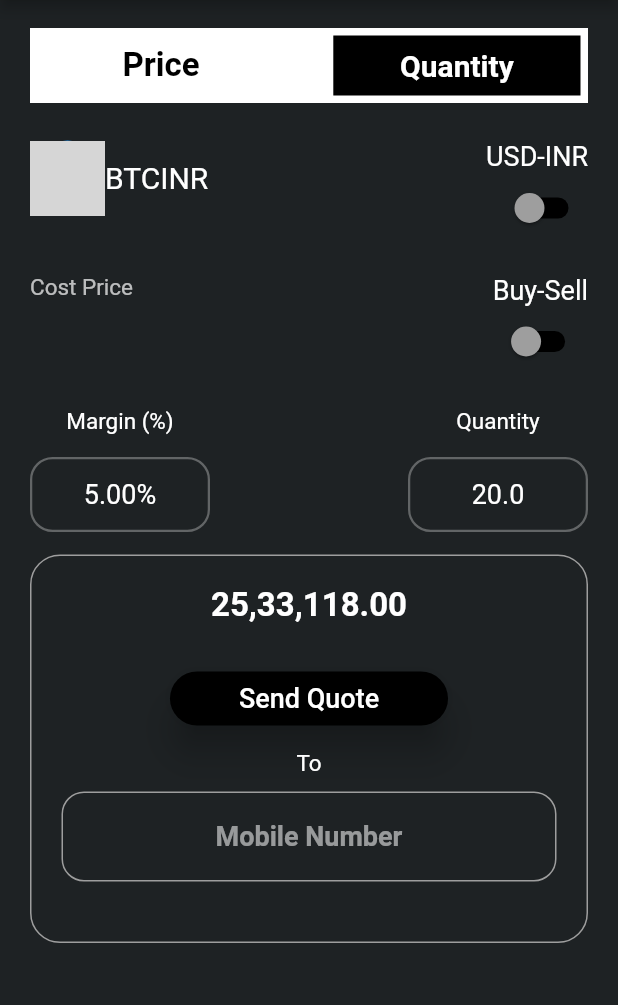
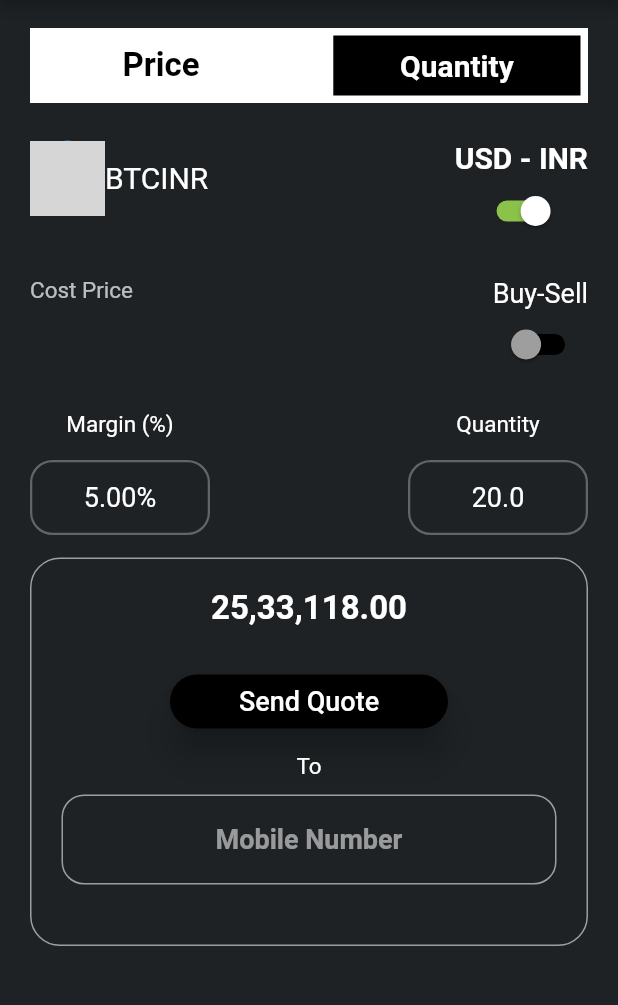
Before and after one commit to dhruvd0/cvault, a Flutter app: the Quote screen opened directly, on a phone screen of 412 x 824 dp, the part 86-1091 px from its top. Run offline on Flutter 3.47's test engine with Material 2 defaults, Android fonts, the phone set to English and light mode, and no system bars; our stand-ins replace dropdown_button2, equatable, firebase_auth, firebase_core, font_awesome_flutter, google_fonts and 3 more; missing offline and left inert: regexed_validator; accounts and stored records are empty; network calls fail; Roboto replaces fonts that are missing (Poppins); grey boxes are pictures that could not be loaded.

```diff
--- a/lib/Screens/quote.dart
+++ b/lib/Screens/quote.dart
@@ -1,5 +1,6 @@
 import 'package:cvault/Screens/Setting.dart';
 import 'package:cvault/providers/home_provider.dart';
+import 'package:cvault/widgets/usd_inr_toggle.dart';
 import 'package:flutter/material.dart';
 import 'package:provider/provider.dart';
 
@@ -147,27 +148,7 @@ class _QuoteState extends State<Quote> {
                         },
                       ),
                     ),
-                    Column(
-                      crossAxisAlignment: CrossAxisAlignment.end,
-                      children: [
-                        const Text(
-                          "USD-INR",
-                          style: TextStyle(color: Colors.white, fontSize: 18),
-                        ),
-                        Switch(
-                          activeColor: Colors.green,
-                          activeTrackColor: Colors.lightGreen,
-                          inactiveThumbColor: Colors.grey,
-                          inactiveTrackColor: Colors.black,
-                          value: toggle,
-                          onChanged: (value) {
-                            setState(() {
-                              toggle = value;
-                            });
-                          },
-                        ),
-                      ],
-                    ),
+                    USDToINRToggle(),
                   ],
                 ),
                 const SizedBox(
--- a/lib/Screens/transactions/widgets/transaction_tile.dart
+++ b/lib/Screens/transactions/widgets/transaction_tile.dart
@@ -29,7 +29,7 @@ class TransactionTile extends StatelessWidget {
                   crossAxisAlignment: CrossAxisAlignment.start,
                   children: [
                     Text(
-                      transaction.customer,
+                      transaction.customer.firstName,
                       style: const TextStyle(
                         color: Colors.white,
                         fontSize: 12,
--- a/lib/main.dart
+++ b/lib/main.dart
@@ -10,6 +10,7 @@ import 'package:cvault/firebase_options.dart';
 import 'package:cvault/home_page.dart';
 import 'package:cvault/providers/home_provider.dart';
 import 'package:cvault/providers/dealers_provider.dart';
+import 'package:cvault/providers/quote_provider.dart';
 import 'package:cvault/util/sharedPreferences/keys.dart';
 import 'package:cvault/providers/transactions_provider.dart';
 import 'package:firebase_auth/firebase_auth.dart';
@@ -33,6 +34,10 @@ Future<void> main() async {
         ChangeNotifierProvider(
           lazy: false,
           create: (context) => ProfileChangeNotifier(),
+        ),
+        ChangeNotifierProvider(
+          lazy: false,
+          create: (context) => QuoteProvider(),
         ),
         ChangeNotifierProvider.value(value: DealersProvider()),
         ChangeNotifierProvider.value(value: TransactionsProvider()),
--- a/lib/models/profile_models/profile.dart
+++ b/lib/models/profile_models/profile.dart
@@ -1,3 +1,5 @@
+import 'package:cvault/models/profile_models/customer.dart';
+import 'package:cvault/models/profile_models/dealer.dart';
 import 'package:equatable/equatable.dart';
 
 abstract class Profile extends Equatable {
@@ -35,7 +37,9 @@ abstract class Profile extends Equatable {
   }
 
   factory Profile.fromMap(Map<String, dynamic> map) {
-    throw UnimplementedError('Use either Dealer or Customer .fromMap');
+    return map.containsKey('dealerId')
+        ? Dealer.fromJson('dealer', map)
+        : Customer.fromJson(map);
   }
 
   Map<String, dynamic> toJson() {
--- /dev/null
+++ b/lib/widgets/usd_inr_toggle.dart
@@ -0,0 +1,44 @@
+import 'package:cvault/providers/home_provider.dart';
+
+import 'package:flutter/material.dart';
+import 'package:provider/provider.dart';
+
+class USDToINRToggle extends StatelessWidget {
+  const USDToINRToggle({
+    Key? key,
+  }) : super(key: key);
+
+  @override
+  Widget build(BuildContext context) {
+    return Consumer<HomeStateNotifier>(
+      builder: (_, homeStateNotifier, __) => Column(
+        mainAxisSize: MainAxisSize.max,
+        children: [
+          const Text(
+            'USD - INR',
+            style: TextStyle(
+              fontFamily: 'Poppins',
+              color: Colors.white,
+              fontWeight: FontWeight.w600,
+              fontSize: 20,
+            ),
+          ),
+          Switch(
+            autofocus: true,
+            activeColor: Colors.white,
+            activeTrackColor: Colors.lightGreen,
+            inactiveThumbColor: Colors.grey,
+            inactiveTrackColor: Colors.black,
+            value: !homeStateNotifier.state.isUSD,
+            onChanged: (value) {
+              Provider.of<HomeStateNotifier>(
+                context,
+                listen: false,
+              ).toggleIsUSD(!value);
+            },
+          ),
+        ],
+      ),
+    );
+  }
+}
```
Also changed, not shown: lib/Screens/home/widgets/dashboard_page.dart (+2 -33 lines), lib/models/profile_models/dealer.dart (+4 -6 lines), lib/models/transaction.dart (+55 -20 lines), lib/providers/quote_provider.dart (added, +7 -0 lines).
